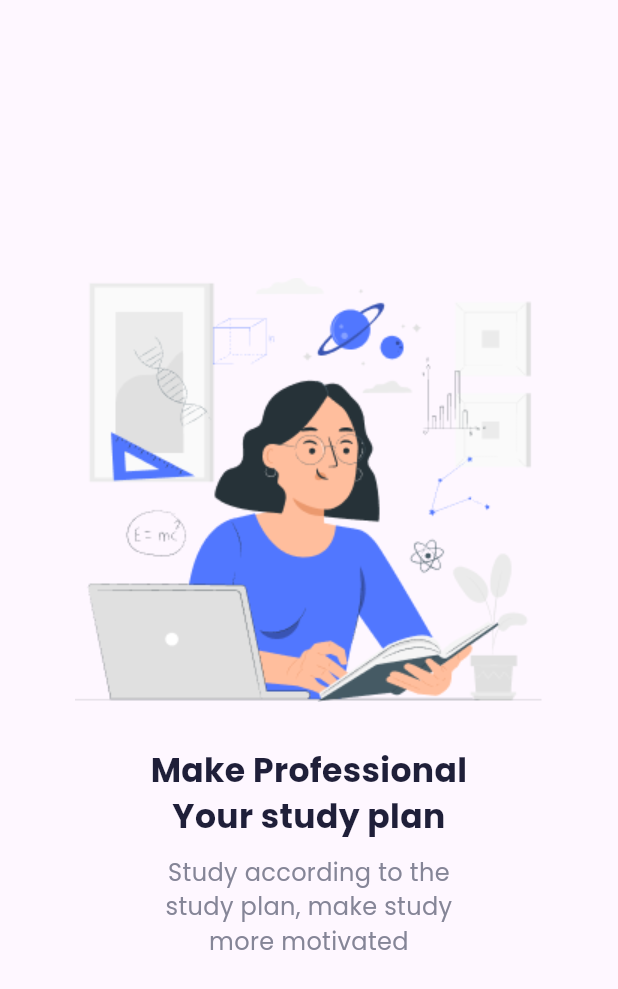
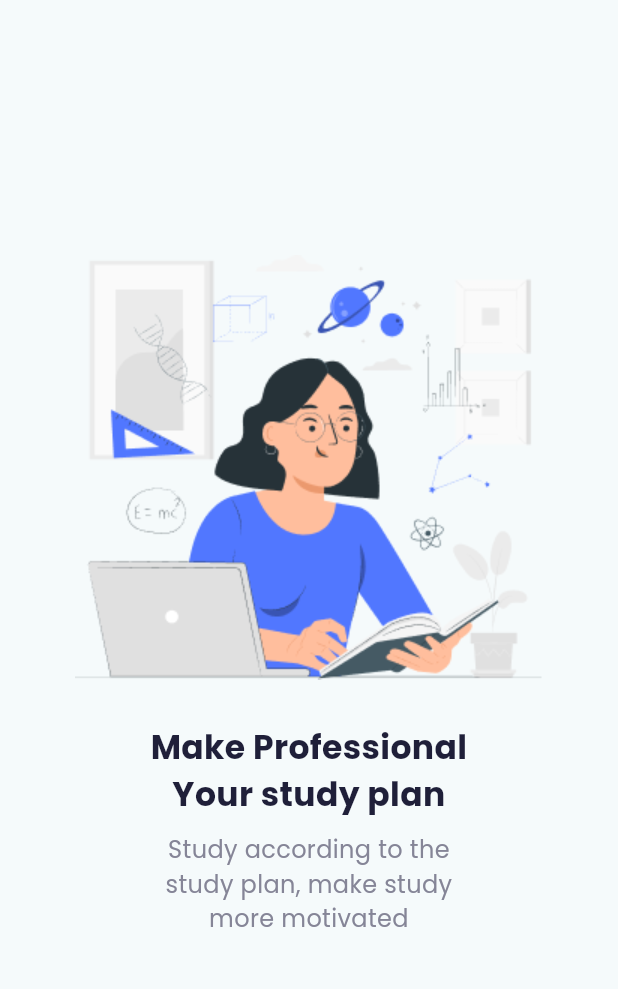
Before and after one commit to IamSAShuvo/classroom-app, a Flutter app: the screen it shows after launch, on a phone screen of 412 x 824 dp. Shown: the top 989 px of the screen. Run offline on Flutter 3.47's test engine with Material 3 defaults, Android fonts, the phone set to English and light mode, and no system bars.

```diff
--- a/lib/main.dart
+++ b/lib/main.dart
@@ -14,8 +14,7 @@ class MyApp extends StatelessWidget {
       debugShowCheckedModeBanner: false,
       title: 'Synergy Classroom',
       theme: ThemeData(
-        colorScheme: ColorScheme.fromSeed(
-            seedColor: const Color.fromARGB(255, 98, 35, 206)),
+        colorScheme: ColorScheme.fromSeed(seedColor: const Color(0xFFF5F5F5)),
         useMaterial3: true,
       ),
       home: const HomeScreen(),
--- a/lib/widgets/HomeScreen/home_screen.dart
+++ b/lib/widgets/HomeScreen/home_screen.dart
@@ -40,6 +40,9 @@ class HomeScreen extends StatelessWidget {
               color: Color(0xff858597),
             ),
           ),
+          const SizedBox(
+            height: 30,
+          ),
         ],
       ),
     );
```
